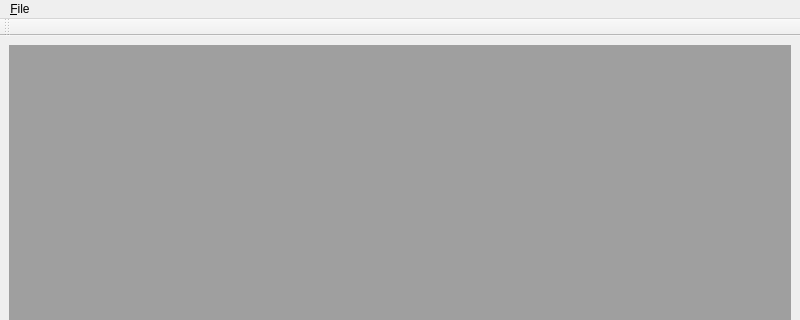
Qt form mainwindow.ui (Analyzable-FR/DeepIris_GUI) before a commit; both pictures show x 0 to 800 and y 0 to 320 of the 800 by 600 pixel window.
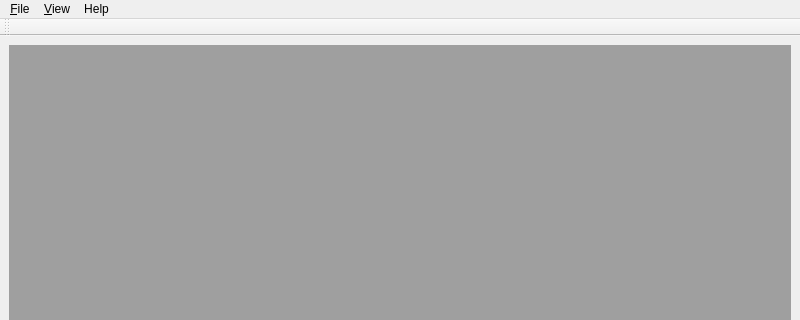
The same form after that commit.

Commit message: [feat] populate menus

Diff of the .ui file:
```diff
--- a/mainwindow.ui
+++ b/mainwindow.ui
@@ -50,7 +50,21 @@
     <addaction name="actionExport"/>
     <addaction name="actionQuit"/>
    </widget>
+   <widget class="QMenu" name="menuHelp">
+    <property name="title">
+     <string>Help</string>
+    </property>
+    <addaction name="actionAboutQt"/>
+    <addaction name="actionAboutMe"/>
+   </widget>
+   <widget class="QMenu" name="menuView">
+    <property name="title">
+     <string>&amp;View</string>
+    </property>
+   </widget>
    <addaction name="menu_File"/>
+   <addaction name="menuView"/>
+   <addaction name="menuHelp"/>
   </widget>
   <widget class="QStatusBar" name="statusbar"/>
   <widget class="QToolBar" name="toolBar">
```
Left out of the diff: 10 changed lines with no effect on the pictures. The commit also changes 6 other files.
